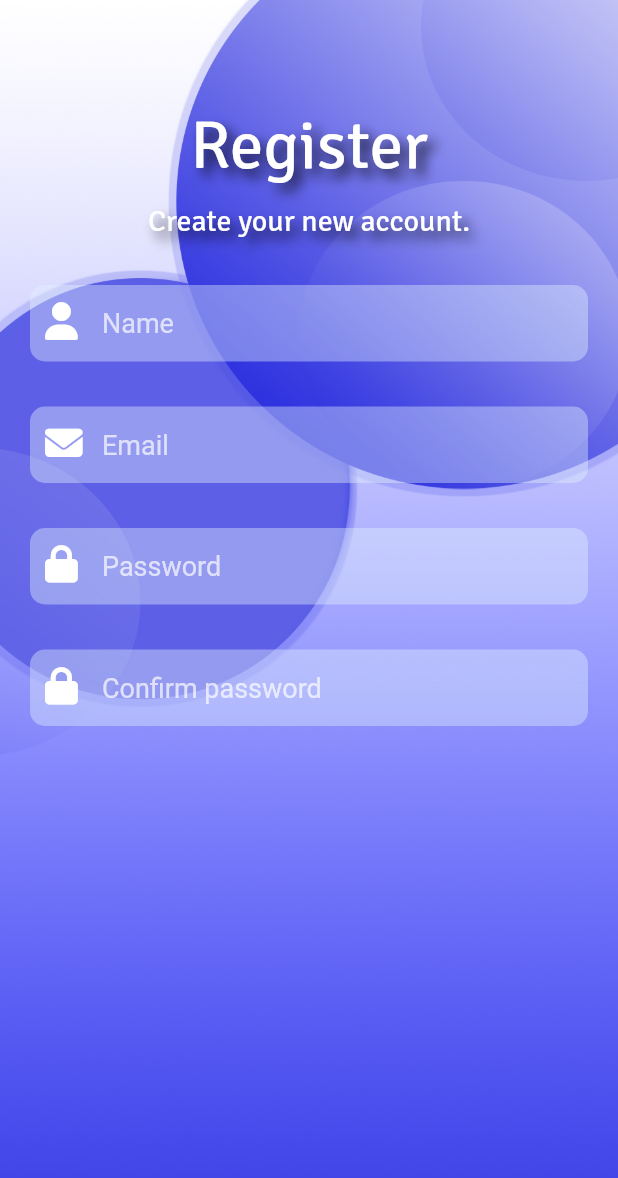
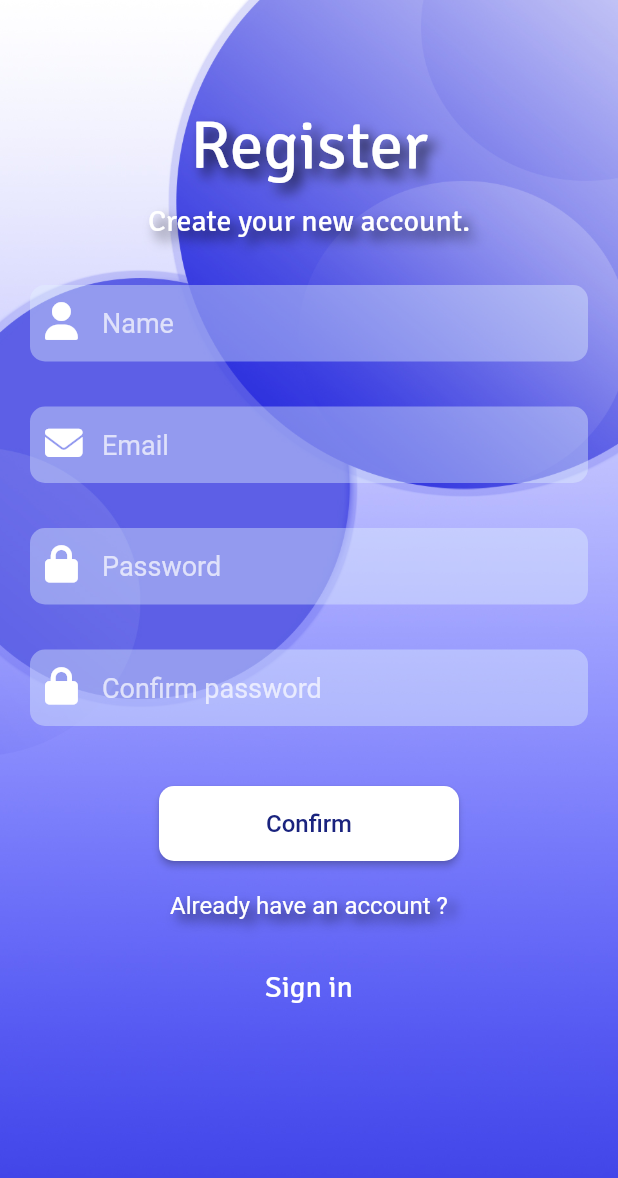
Before and after one commit to SathsaraPSF/My-To-Do-List-Flutter-, a Flutter app: the RegisterScreen screen opened directly, on a phone screen of 412 x 824 dp. Shown: the top 1178 px of the screen. Run offline on Flutter 3.47's test engine with Material 2 defaults, Android fonts, the phone set to English and light mode, and no system bars; our stand-ins replace font_awesome_flutter.

Commit message:
add confirm button and other buttons to the ui

```diff
--- a/lib/Screens/RegisterScreen.dart
+++ b/lib/Screens/RegisterScreen.dart
@@ -5,9 +5,27 @@ import 'package:to_do_ist/Screens/TextInput.dart';
 import 'BackGroundImage.dart';
 
 class RegisterScreen extends StatelessWidget {
-  const RegisterScreen({super.key});
+   RegisterScreen({super.key});
 
-  @override
+   final ButtonStyle raisedButtonStyle = ElevatedButton.styleFrom(
+       minimumSize: const Size(200, 50), backgroundColor: Colors.white,
+       padding: const EdgeInsets.symmetric(horizontal: 16),
+       shape: const RoundedRectangleBorder(
+         borderRadius: BorderRadius.all(Radius.circular(10)),
+       )
+   );
+
+   final ButtonStyle  raisedButtonStyle2 = ElevatedButton.styleFrom(
+       minimumSize: const Size(200, 50), backgroundColor: Colors.transparent,
+       padding: const EdgeInsets.symmetric(horizontal: 16),
+       shape: const RoundedRectangleBorder(
+         borderRadius: BorderRadius.all(Radius.circular(10)),
+       )
+   );
+
+
+
+   @override
   Widget build(BuildContext context) {
     return Stack(
       children: [
@@ -72,7 +90,46 @@ class RegisterScreen extends StatelessWidget {
                     hint: "Confirm password",
                     inputType: TextInputType.visiblePassword,
                     action: TextInputAction.done,
-                    obscureText:true)
+                    obscureText:true),
+
+                Padding(
+                  padding: const EdgeInsets.only(top: 40),
+                  child: ElevatedButton(
+                    style: raisedButtonStyle,
+                    onPressed: () { },
+                    child:  Text('Confirm',style: TextStyle(
+                        color: Colors.indigo[900],
+                        fontSize: 16.0
+                    ),),
+                  ),
+                ),
+                 Padding(
+                  padding: const EdgeInsets.all(20.0),
+                  child: Text("Already have an account ?",style: TextStyle(
+                    color: Colors.white,
+                    fontSize: 16,
+                      shadows: [
+                        Shadow(
+                            color: Colors.black.withOpacity(0.8),
+                            offset: const Offset(5, 5),
+                            blurRadius: 10.0)
+                      ]),
+                  ),
+                ),
+                Padding(
+                  padding: const EdgeInsets.only(top: 0),
+                  child: TextButton(
+                    style: raisedButtonStyle2,
+                    onPressed: () {
+                      Navigator.push(context, MaterialPageRoute(builder: (context) => RegisterScreen() ,));
+                    },
+                    child:  const Text('Sign in',style: TextStyle(
+                        color: Colors.white,
+                        fontSize: 20.0,
+                        fontFamily: 'FontSubHeader'
+                    ),),
+                  ),
+                ),
               ],
             ),
           ),
```
